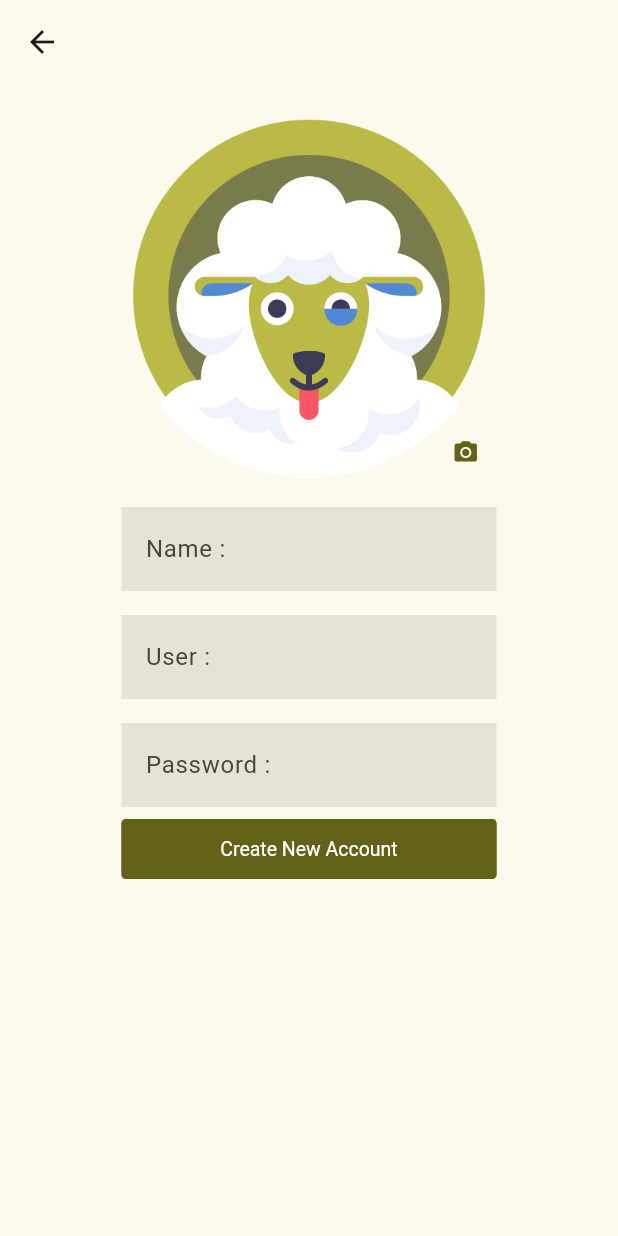
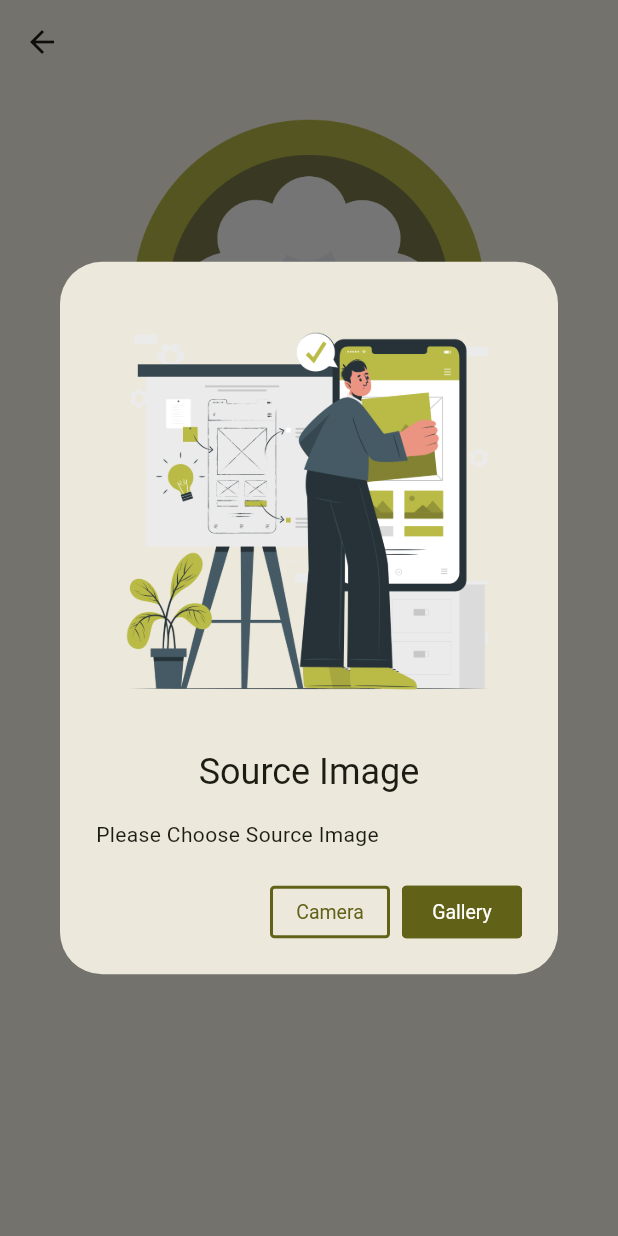
Before and after one commit to masterUNG/UngConnectedapi, a Flutter app: the CreateNewAccount screen opened directly, after a tap on the "photo camera" icon, on a phone screen of 412 x 824 dp. Run offline on Flutter 3.47's test engine with Material 3 defaults, Android fonts, the phone set to English and light mode, and no system bars; drawn by our look-alikes of getwidget; our stand-ins replace get, image_picker.

Commit message:
Take Photo Success

```diff
--- a/lib/states/create_new_account.dart
+++ b/lib/states/create_new_account.dart
@@ -1,6 +1,11 @@
 // ignore_for_file: public_member_api_docs, sort_constructors_first
 import 'package:flutter/material.dart';
+import 'package:get/get.dart';
 import 'package:getwidget/getwidget.dart';
+import 'package:image_picker/image_picker.dart';
+import 'package:ungconnectedapi/utility/app_controller.dart';
+import 'package:ungconnectedapi/utility/app_dialog.dart';
+import 'package:ungconnectedapi/utility/app_service.dart';
 import 'package:ungconnectedapi/widgets/widget_button.dart';
 import 'package:ungconnectedapi/widgets/widget_form.dart';
 import 'package:ungconnectedapi/widgets/widget_icon_button.dart';
@@ -17,14 +22,33 @@ class CreateNewAccount extends StatefulWidget {
 class _CreateNewAccountState extends State<CreateNewAccount> {
   final keyForm = GlobalKey<FormState>();
 
+  AppController controller = Get.put(AppController());
+
   @override
   Widget build(BuildContext context) {
     return Scaffold(
       appBar: AppBar(),
       body: ListView(
         children: [
-          SizedBox(height: 16),
+          const SizedBox(height: 16),
           displayAvatar(),
+          GetX<AppController>(
+            init: AppController(),
+            initState: (_) {},
+            builder: (AppController appController) {
+              return appController.display.value
+                  ?  appController.files.isEmpty ? const Row(
+                      mainAxisAlignment: MainAxisAlignment.center,
+                      children: [
+                        Text(
+                          'Please Take Photo',
+                          style: TextStyle(color: GFColors.DANGER),
+                        ),
+                      ],
+                    ) : const SizedBox()
+                  : const SizedBox();
+            },
+          ),
           Row(
             mainAxisAlignment: MainAxisAlignment.center,
             children: [
@@ -73,6 +97,9 @@ class _CreateNewAccountState extends State<CreateNewAccount> {
                       WidgetButton(
                         text: 'Create New Account',
                         onPressed: () {
+
+                          controller.display.value = true;
+
                           if (keyForm.currentState!.validate()) {}
                         },
                         fullWidthButton: true,
@@ -97,13 +124,50 @@ class _CreateNewAccountState extends State<CreateNewAccount> {
           height: 250,
           child: Stack(
             children: [
-              const WidgetImage(path: 'images/avatar.png'),
+              GetX<AppController>(
+                init: AppController(),
+                initState: (_) {},
+                builder: (AppController appController) {
+                  return appController.files.isEmpty
+                      ? const WidgetImage(path: 'images/avatar.png')
+                      : Image.file(
+                          appController.files.last,
+                          fit: BoxFit.cover,
+                        );
+                },
+              ),
               Positioned(
                 bottom: 0,
                 right: 0,
                 child: WidgetIconButton(
                   icon: const Icon(Icons.photo_camera),
-                  onPressed: () {},
+                  onPressed: () {
+                    AppDialog().normalDialog(
+                        iconWidget: const WidgetImage(
+                          path: 'images/photo.png',
+                        ),
+                        titleWidget: const Text('Source Image'),
+                        contentWidget: const Text('Please Choose Source Image'),
+                        firstWidget: WidgetButton(
+                          type: GFButtonType.outline2x,
+                          text: 'Camera',
+                          onPressed: () {
+                            Get.back();
+
+                            AppService()
+                                .processGetImage(source: ImageSource.camera);
+                          },
+                        ),
+                        secondWidget: WidgetButton(
+                          text: 'Gallery',
+                          onPressed: () {
+                            Get.back();
+
+                            AppService()
+                                .processGetImage(source: ImageSource.gallery);
+                          },
+                        ));
+                  },
                 ),
               ),
             ],
--- /dev/null
+++ b/lib/utility/app_controller.dart
@@ -0,0 +1,9 @@
+import 'dart:io';
+
+import 'package:get/get.dart';
+
+class AppController extends GetxController {
+  RxList<File> files = <File>[].obs;
+
+  RxBool display = false.obs;
+}
--- /dev/null
+++ b/lib/utility/app_dialog.dart
@@ -0,0 +1,30 @@
+import 'package:flutter/material.dart';
+import 'package:get/get.dart';
+import 'package:ungconnectedapi/widgets/widget_button.dart';
+
+class AppDialog {
+
+  void normalDialog({
+    Widget? iconWidget,
+    Widget? titleWidget,
+    Widget? contentWidget,
+    Widget? firstWidget,
+    Widget? secondWidget,
+  }) {
+    Get.dialog(
+        AlertDialog(
+          icon: iconWidget,
+          title: titleWidget,
+          content: contentWidget,
+          actions: [
+            firstWidget ?? const SizedBox(),
+            secondWidget ??
+                WidgetButton(
+                  text: 'OK',
+                  onPressed: () => Get.back(),
+                )
+          ],
+        ),
+        barrierDismissible: false);
+  }
+}
--- /dev/null
+++ b/lib/utility/app_service.dart
@@ -0,0 +1,20 @@
+import 'dart:io';
+
+import 'package:get/get.dart';
+import 'package:image_picker/image_picker.dart';
+import 'package:ungconnectedapi/utility/app_controller.dart';
+
+class AppService {
+  AppController appController = Get.put(AppController());
+
+  Future<void> processGetImage({required ImageSource source}) async {
+    var result = await ImagePicker()
+        .pickImage(source: source, maxWidth: 800, maxHeight: 800);
+
+    if (result != null) {
+      File file = File(result.path);
+
+      appController.files.add(file);
+    }
+  }
+}
--- a/pubspec.yaml
+++ b/pubspec.yaml
@@ -37,6 +37,7 @@ dependencies:
   cupertino_icons: ^1.0.8
   getwidget: ^4.0.0
   get: ^4.6.6
+  image_picker: ^1.1.2
 
 dev_dependencies:
   flutter_test:
```
Also changed, not shown: images/photo.png (added), pubspec.lock, 15 other files.
